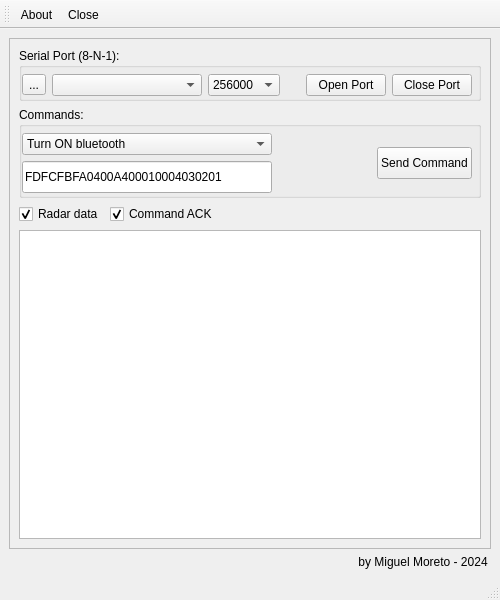
Above: mainwindow.ui from miguelmoreto/LD2410Bconfig before the change. Below: the same form after it.
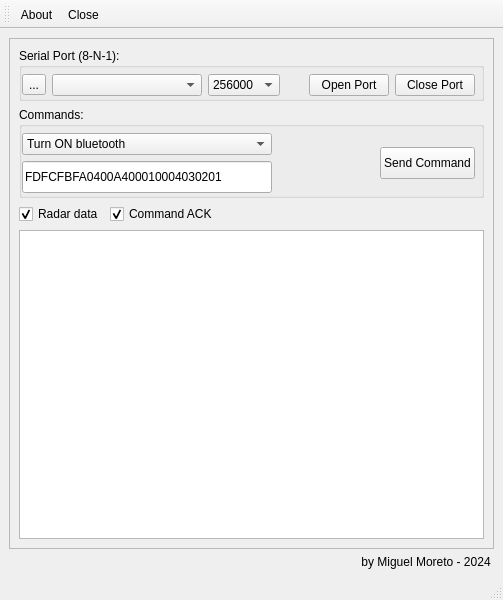
That is the form after the change. Icons and pictures are not drawn.

Commit message: Updated UI and commands list.

Patch:
```diff
--- a/mainwindow.ui
+++ b/mainwindow.ui
@@ -6,7 +6,7 @@
    <rect>
     <x>0</x>
     <y>0</y>
-    <width>500</width>
+    <width>503</width>
     <height>600</height>
    </rect>
   </property>
```
Left out of the diff: 29 changed lines with no effect on the pictures. The commit also changes 1 other file.
